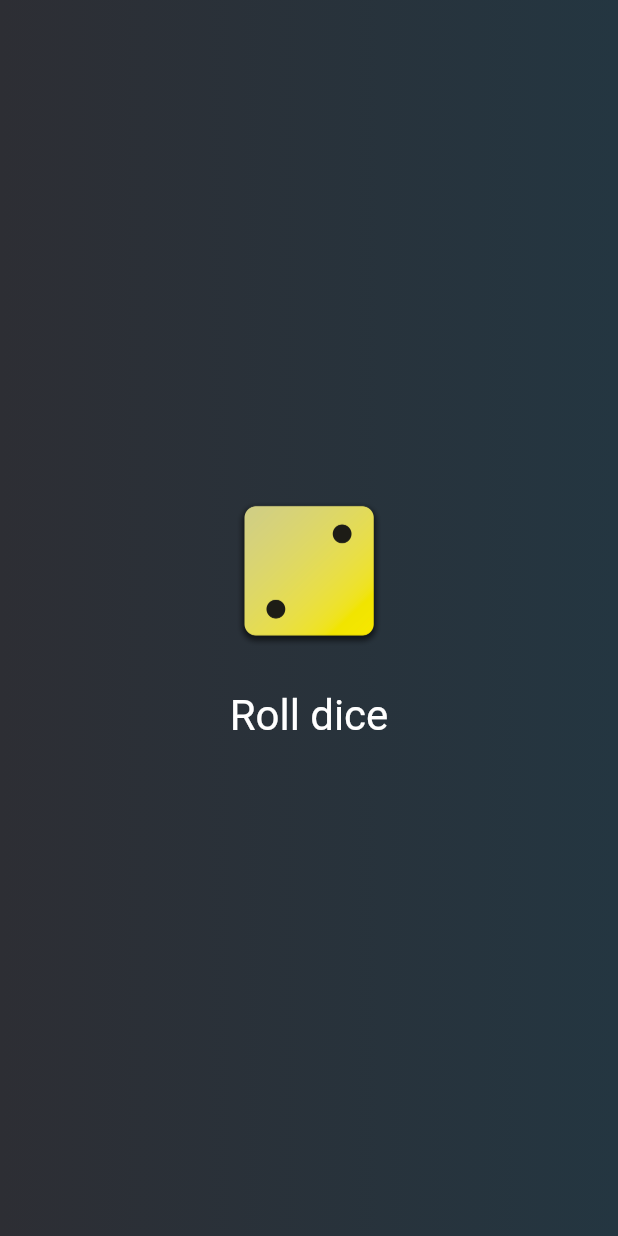
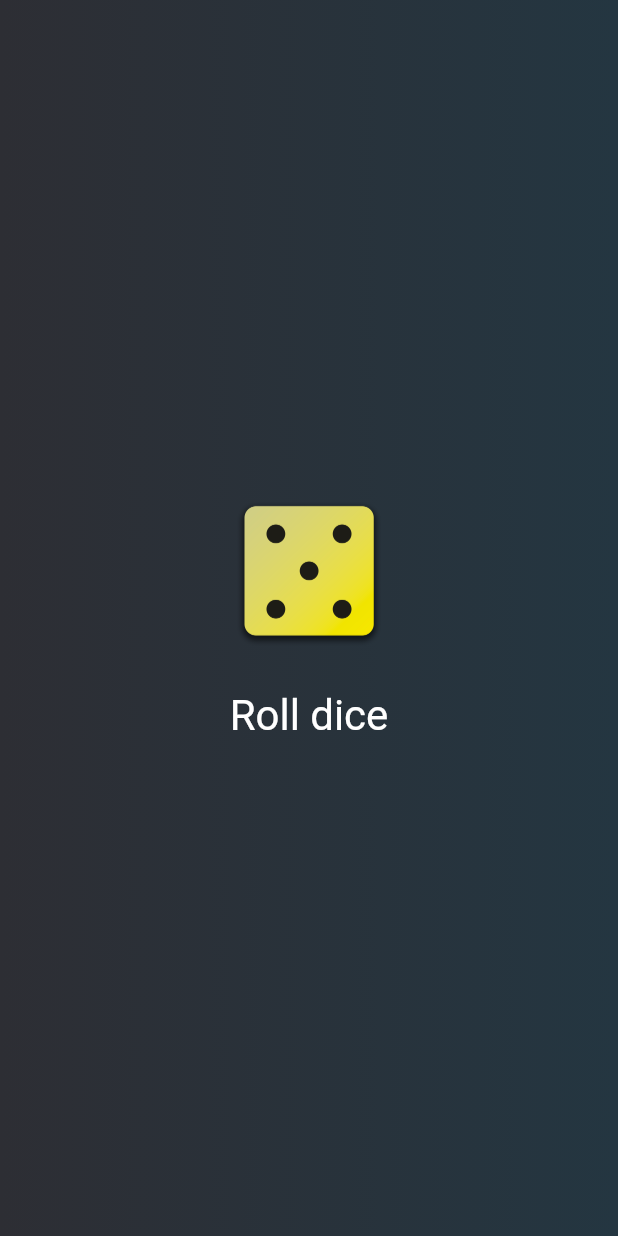
Before and after one commit to Sreeram455/basic_flutter_project, a Flutter app: the screen it shows after launch, after a tap on "Roll dice", on a phone screen of 412 x 824 dp. Run offline on Flutter 3.47's test engine with Material 2 defaults, Android fonts, the phone set to English and light mode, and no system bars.

Commit message:
final roll dice app

```diff
--- a/lib/gradient_container.dart
+++ b/lib/gradient_container.dart
@@ -1,3 +1,4 @@
+import 'package:basic/rolldice.dart';
 import 'package:flutter/material.dart';
 import 'package:basic/styledtext.dart';
 var start=Alignment.topLeft;
@@ -34,9 +35,7 @@ var end=Alignment.topRight;
    const GradientContainer(this.color1,this.color2,{super.key});
    final Color color1;
    final Color color2;
-   void rolldice(){
-     //...
- }
+
 
 @override
 Widget build(context){
@@ -48,15 +47,8 @@ begin:start,
 end:end,
 ),
 ) ,
-child: Center(
-child:Column(mainAxisSize: MainAxisSize.min,//to make the dice in the middle
-  children:[
-Image.asset('assets/images/dice-2.png',width:100,),
-// const SizedBox(height:20),//to get space between dice and rolldice button
-TextButton(onPressed:rolldice,
-    style: TextButton.styleFrom(padding:const EdgeInsets.only(top:30,),foregroundColor: Colors.white,textStyle: const TextStyle(fontSize: 28)),
-    child: const Text('Roll dice'))],
-),
+child: const Center(
+child: DiceRoller()
 ),
 );
 }
--- /dev/null
+++ b/lib/rolldice.dart
@@ -0,0 +1,35 @@
+import 'package:flutter/material.dart';
+import 'dart:math';
+final randomiser=Random();
+class DiceRoller extends StatefulWidget{
+  const DiceRoller({super.key});
+  @override
+  State<DiceRoller>createState(){
+    return _DiceRollerState();
+  }
+
+}
+class _DiceRollerState extends State<DiceRoller>{
+  var randomNumber=2;
+  void rolldice(){
+    setState(() {
+      randomNumber=randomiser.nextInt(6)+1; //we put this in setstate because build takes only intial value and ex
+      //executes it we want to execute it again
+
+    });
+
+  }
+  @override
+  Widget build(context){
+    return Column(mainAxisSize: MainAxisSize.min,//to make the dice in the middle
+      children:[
+        Image.asset('assets/images/dice-$randomNumber.png',width:100,),
+// const SizedBox(height:20),//to get space between dice and rolldice button
+        TextButton(onPressed:rolldice,
+            style: TextButton.styleFrom(padding:const EdgeInsets.only(top:30,),foregroundColor: Colors.white,textStyle: const TextStyle(fontSize: 28)),
+            child: const Text('Roll dice'))],
+    );
+  }
+
+
+}
```
